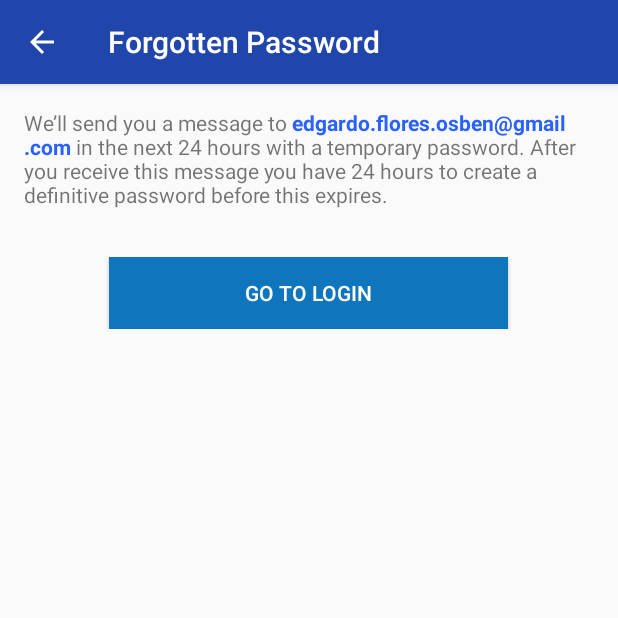
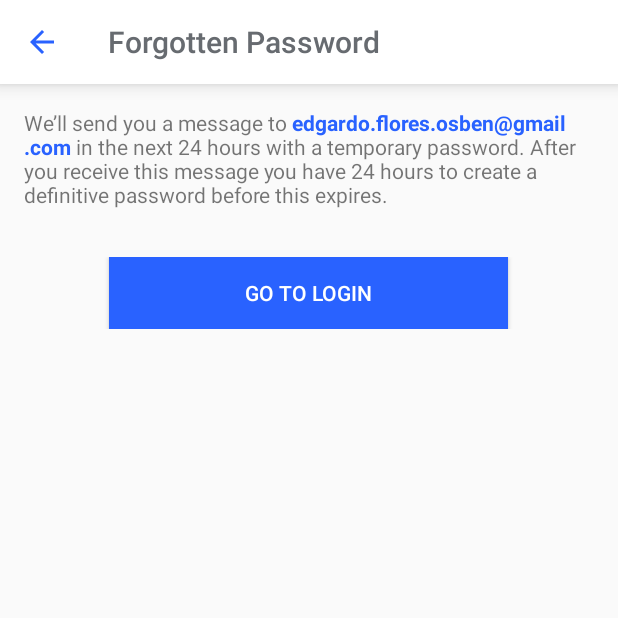
Before and after one commit to eandflores/atlas-android, an Android app: the ForgottenPasswordActivity screen opened directly, with no data from a screen before it, on a phone screen of 412 x 824 dp, the top half of it. Run offline under Robolectric (Android 15) with nearby library versions, the phone set to English and light mode, and no system bars; our stand-ins replace Dagger/Hilt's generated code.

```diff
--- a/app/src/main/kotlin/com/aim/atlas/db/UserDao.kt
+++ b/app/src/main/kotlin/com/aim/atlas/db/UserDao.kt
@@ -15,6 +15,6 @@ interface UserDao {
     @Insert(onConflict = OnConflictStrategy.REPLACE)
     fun insert(user: User)
 
-    @Query("SELECT * FROM user WHERE login = :login")
-    fun findByLogin(login: String): LiveData<User>
+    @Query("SELECT * FROM user WHERE email = :email")
+    fun findByLogin(email: String): LiveData<User>
 }
--- a/app/src/main/kotlin/com/aim/atlas/ui/forgottenPassword/ForgottenPasswordActivity.kt
+++ b/app/src/main/kotlin/com/aim/atlas/ui/forgottenPassword/ForgottenPasswordActivity.kt
@@ -8,6 +8,7 @@ import android.text.Html
 import com.aim.atlas.R
 import kotlinx.android.synthetic.main.activity_forgotten_password.textViewForgottenPassword
 import kotlinx.android.synthetic.main.activity_forgotten_password.buttonForgottenPassword
+import kotlinx.android.synthetic.main.activity_forgotten_password.toolbar
 
 class ForgottenPasswordActivity : AppCompatActivity() {
 
@@ -20,10 +21,8 @@ class ForgottenPasswordActivity : AppCompatActivity() {
     }
 
     private fun setView() {
-        /*setSupportActionBar(toolbar as Toolbar?)
-
-        if(supportActionBar != null)
-            supportActionBar?.setDisplayHomeAsUpEnabled(true);*/
+        setSupportActionBar(toolbar as Toolbar)
+        supportActionBar?.setDisplayHomeAsUpEnabled(true)
 
         textViewForgottenPassword.text = Html.fromHtml(getString(
                 R.string.forgotten_password_body,
--- a/app/src/main/res/layout/activity_blocked_account.xml
+++ b/app/src/main/res/layout/activity_blocked_account.xml
@@ -72,7 +72,8 @@
             android:layout_height="wrap_content"
             android:text="@string/blocked_account_change_account"
             android:gravity="center"
-            android:textColor="@color/blocked_account_change_account"/>
+            android:textColor="@color/blocked_account_change_account"
+            android:textStyle="bold"/>
 
     </LinearLayout>
 </android.support.design.widget.CoordinatorLayout>
--- a/app/src/main/res/layout/activity_forgotten_password.xml
+++ b/app/src/main/res/layout/activity_forgotten_password.xml
@@ -1,11 +1,20 @@
 <?xml version="1.0" encoding="utf-8"?>
 
 
-<android.support.constraint.ConstraintLayout
+<android.support.design.widget.CoordinatorLayout
     xmlns:android="http://schemas.android.com/apk/res/android"
     xmlns:tools="http://schemas.android.com/tools"
     android:layout_width="match_parent"
     android:layout_height="match_parent">
+
+    <LinearLayout
+        android:layout_width="match_parent"
+        android:layout_height="match_parent"
+        android:orientation="vertical">
+
+        <include
+            android:id="@+id/toolbar"
+            layout="@layout/layout_toolbar" />
 
         <LinearLayout
             android:layout_width="match_parent"
@@ -36,4 +45,5 @@
 
             </LinearLayout>
         </LinearLayout>
-</android.support.constraint.ConstraintLayout>
+    </LinearLayout>
+</android.support.design.widget.CoordinatorLayout>
--- a/app/src/main/res/layout/layout_toolbar.xml
+++ b/app/src/main/res/layout/layout_toolbar.xml
@@ -2,12 +2,13 @@
 
 <android.support.v7.widget.Toolbar
     xmlns:android="http://schemas.android.com/apk/res/android"
+    xmlns:app="http://schemas.android.com/apk/res-auto"
     android:layout_height="wrap_content"
     android:layout_width="match_parent"
     android:minHeight="?attr/actionBarSize"
-    android:background="@color/color_primary_dark"
+    android:background="@color/color_toolbar_background"
     android:elevation="@dimen/toolbar_elevation"
     android:fitsSystemWindows="true"
-    style="@style/toolbar_dark">
+    app:theme="@style/toolbar_dark">
 
 </android.support.v7.widget.Toolbar>
--- a/app/src/main/res/values-v21/styles.xml
+++ b/app/src/main/res/values-v21/styles.xml
@@ -7,13 +7,4 @@
         <item name="android:windowSharedElementEnterTransition">@android:transition/move</item>
         <item name="android:windowSharedElementExitTransition">@android:transition/move</item>
     </style>
-
-    <style name="AppThemeBlue" parent="AppTheme.Blue">
-        <item name="android:windowContentTransitions">true</item>
-        <item name="android:windowAllowEnterTransitionOverlap">true</item>
-        <item name="android:windowAllowReturnTransitionOverlap">true</item>
-        <item name="android:windowSharedElementEnterTransition">@android:transition/move</item>
-        <item name="android:windowSharedElementExitTransition">@android:transition/move</item>
-    </style>
-
 </resources>
--- a/app/src/main/res/values/colors.xml
+++ b/app/src/main/res/values/colors.xml
@@ -1,33 +1,32 @@
 <?xml version="1.0" encoding="utf-8"?>
 <resources>
     <!-- Theme Gray -->
-    <color name="color_primary">#6d6d72</color>
+    <color name="color_primary">#676b70</color>
     <color name="color_primary_dark">#8a000000</color>
-    <color name="color_accent">#234ab8</color>
-
-    <!-- Theme Blue -->
-    <color name="color_primary_blue">#2146ab</color>
-    <color name="color_primary_dark_blue">#0d2054</color>
-    <color name="color_accent_blue">#ffffff</color>
+    <color name="color_accent">#2962ff</color>
+    <color name="color_toolbar_background">#ffffff</color>
+    <color name="color_toolbar_text">#676b70</color>
+    <color name="color_toolbar_icons">#2962ff</color>
 
     <!-- Splash -->
     <color name="splash_background_init">#29efff</color>
     <color name="splash_background_end">#2962ff</color>
 
     <!-- Login -->
-    <color name="login_button_background">#0F75BC</color>
+    <color name="login_button_background">#2962ff</color>
     <color name="login_button_text">#ffffff</color>
     <color name="login_header">#2962ff</color>
     <color name="login_forgotten_password">#2456e0</color>
+    <color name="login_edit_texts">#234ab8</color>
 
     <!-- Blocked Account -->
-    <color name="blocked_account_button_background">#0F75BC</color>
+    <color name="blocked_account_button_background">#2962ff</color>
     <color name="blocked_account_button_text">#ffffff</color>
     <color name="blocked_account_header">#2962ff</color>
     <color name="blocked_account_change_account">#2456e0</color>
 
     <!-- Forgotten Password -->
-    <color name="forgotten_password_button_background">#0F75BC</color>
+    <color name="forgotten_password_button_background">#2962ff</color>
     <color name="forgotten_password_button_text">#ffffff</color>
     <color name="forgotten_password_email">#2962ff</color>
 
--- a/app/src/main/res/values/styles.xml
+++ b/app/src/main/res/values/styles.xml
@@ -2,8 +2,6 @@
 
     <!-- Base application theme. -->
     <style name="AppTheme" parent="AppTheme.Base" />
-
-    <style name="AppThemeBlue" parent="AppTheme.Blue" />
 
     <style name="AppTheme.Base" parent="Theme.AppCompat.Light.NoActionBar">
         <item name="colorPrimary">@color/color_primary</item>
@@ -14,12 +12,6 @@
         <item name="windowActionBar">false</item>
     </style>
 
-    <style name="AppTheme.Blue" parent="Theme.AppCompat.Light.DarkActionBar">
-        <item name="colorPrimary">@color/color_primary_blue</item>
-        <item name="colorPrimaryDark">@color/color_primary_dark_blue</item>
-        <item name="colorAccent">@color/color_accent_blue</item>
-    </style>
-
     <style name="TextLabel" parent="TextAppearance.AppCompat">
         <!-- Label color in TRUE state and bar color FALSE and TRUE State -->
         <item name="android:textColorHint">@color/color_primary</item>
@@ -27,13 +19,10 @@
         <item name="colorControlActivated">@color/color_accent</item>
     </style>
 
-    <style name="AppTheme.AppBarOverlay" parent="ThemeOverlay.AppCompat.Dark.ActionBar" />
-
-    <style name="AppTheme.PopupOverlay" parent="ThemeOverlay.AppCompat.Light" />
-
-    <style name="toolbar_dark" parent="Widget.AppCompat.Toolbar">
-        <item name="theme">@style/ThemeOverlay.AppCompat.Dark</item>
-        <item name="popupTheme">@style/ThemeOverlay.AppCompat.Light</item>
+    <style name="toolbar_dark" parent="Theme.AppCompat">
+        <item name="android:textColorPrimary">@color/color_toolbar_text</item>
+        <item name="android:textColorSecondary">@color/color_toolbar_icons</item>
+        <item name="actionMenuTextColor">@color/color_toolbar_icons</item>
     </style>
 
 </resources>
```
Also changed, not shown: app/src/main/AndroidManifest.xml (+5 -3 lines), app/src/main/kotlin/com/aim/atlas/api/AtlasService.kt (+6 -6 lines), app/src/main/kotlin/com/aim/atlas/repository/UserRepository.kt (+6 -5 lines), app/src/main/kotlin/com/aim/atlas/ui/login/LoginActivity.kt (+75 -8 lines), app/src/main/kotlin/com/aim/atlas/ui/login/LoginViewModel.kt (+55 -24 lines), app/src/main/kotlin/com/aim/atlas/util/AbsentLiveData.kt (added, +19 -0 lines), app/src/main/kotlin/com/aim/atlas/vo/User.kt (+7 -2 lines), app/src/main/res/layout/activity_login.xml (+4 -3 lines). Lines whose indentation alone changed are shown as unchanged.
